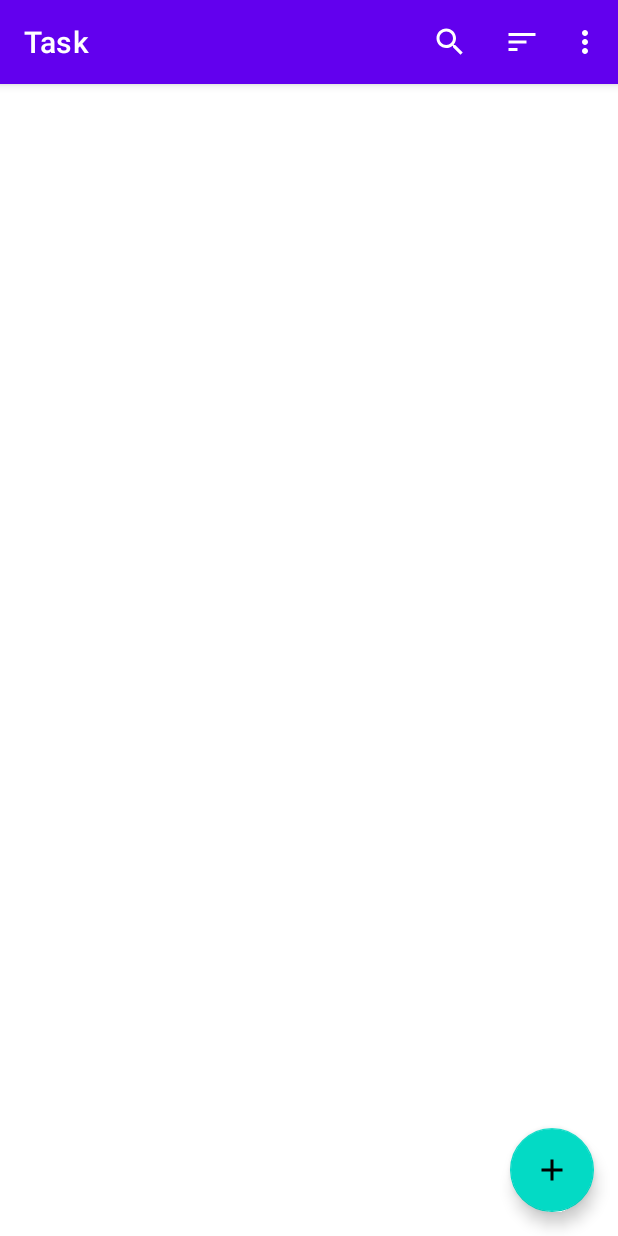
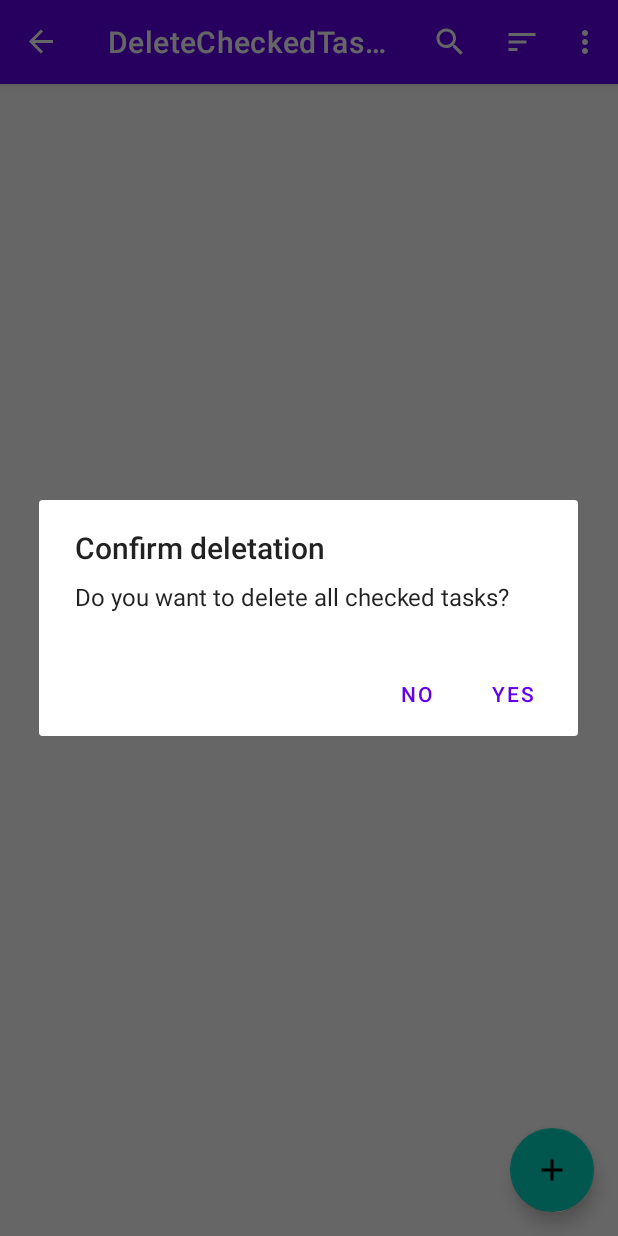
Before and after one commit to ashrafimostafa/learn-android, an Android app: the screen it shows after launch (MainActivity), in the options menu, after a tap on "Delete completed tasks", on a phone screen of 412 x 824 dp. Run offline under Robolectric (Android 15) with nearby library versions, the phone set to English and light mode, and no system bars; our stand-ins replace Dagger/Hilt's generated code, Room's generated code, navigation-ui; libraries missing offline, so code that uses them is left out: androidx.datastore.preferences, androidx.hilt, androidx.hilt.lifecycle; 2 statements that could not run were skipped.

Commit message:
delete checked task added

```diff
--- a/app/src/main/java/com/dev/learnandroid/data/local/TaskDao.kt
+++ b/app/src/main/java/com/dev/learnandroid/data/local/TaskDao.kt
@@ -26,4 +26,8 @@ interface TaskDao {
 
     @Delete
     suspend fun deleteTask(task: Task)
+
+    @Query("DELETE FROM tasktable WHERE isChecked = 1")
+    suspend fun deleteCheckedTask()
+
 }
--- /dev/null
+++ b/app/src/main/java/com/dev/learnandroid/ui/deletealldialog/DeleteCheckedTaskDialogFragment.kt
@@ -0,0 +1,24 @@
+package com.dev.learnandroid.ui.deletealldialog
+
+import android.app.Dialog
+import android.os.Bundle
+import androidx.appcompat.app.AlertDialog
+import androidx.fragment.app.DialogFragment
+import androidx.fragment.app.viewModels
+import dagger.hilt.android.AndroidEntryPoint
+
+@AndroidEntryPoint
+class DeleteCheckedTaskDialogFragment : DialogFragment() {
+
+    private val viewModel: DeleteCheckedTaskViewModel by viewModels()
+
+    override fun onCreateDialog(savedInstanceState: Bundle?): Dialog =
+        AlertDialog.Builder(requireContext())
+            .setTitle("Confirm deletation")
+            .setMessage("Do you want to delete all checked tasks?")
+            .setNegativeButton("no", null)
+            .setPositiveButton("yes") { _, _ ->
+                viewModel.onConfirmClicked()
+            }
+            .create()
+}
--- /dev/null
+++ b/app/src/main/java/com/dev/learnandroid/ui/deletealldialog/DeleteCheckedTaskViewModel.kt
@@ -0,0 +1,18 @@
+package com.dev.learnandroid.ui.deletealldialog
+
+import androidx.hilt.lifecycle.ViewModelInject
+import androidx.lifecycle.ViewModel
+import com.dev.learnandroid.data.local.TaskDao
+import com.dev.learnandroid.di.ApplicationScope
+import kotlinx.coroutines.CoroutineScope
+import kotlinx.coroutines.launch
+
+class DeleteCheckedTaskViewModel @ViewModelInject constructor(
+    private val taskDao: TaskDao,
+    @ApplicationScope private val applicationScope: CoroutineScope
+) : ViewModel() {
+
+    fun onConfirmClicked() = applicationScope.launch {
+        taskDao.deleteCheckedTask()
+    }
+}
--- a/app/src/main/java/com/dev/learnandroid/ui/task/TaskFragment.kt
+++ b/app/src/main/java/com/dev/learnandroid/ui/task/TaskFragment.kt
@@ -105,6 +105,11 @@ class TaskFragment : Fragment(R.layout.fragment_task), TaskAdapter.OnItemClickLi
                         "Task edited",
                         Snackbar.LENGTH_LONG
                     ).show()
+                    TaskViewModel.TaskEvent.NavigateToDeleteAllCheckedTask -> {
+                        val action =
+                            TaskFragmentDirections.actionGlobalDeleteCheckedTaskDialogFragment()
+                        findNavController().navigate(action)
+                    }
                 }
             }
         }
@@ -153,6 +158,7 @@ class TaskFragment : Fragment(R.layout.fragment_task), TaskAdapter.OnItemClickLi
                 true
             }
             R.id.menu_task_delete_all_completed_task -> {
+                viewModel.onDeleteAllCheckTaskClick()
                 true
             }
             else -> super.onOptionsItemSelected(item)
--- a/app/src/main/java/com/dev/learnandroid/ui/task/TaskViewModel.kt
+++ b/app/src/main/java/com/dev/learnandroid/ui/task/TaskViewModel.kt
@@ -74,6 +74,10 @@ class TaskViewModel @ViewModelInject constructor(
             taskEventChanel.send(TaskEvent.ShowEditTaskOperationMessage)
     }
 
+    fun onDeleteAllCheckTaskClick() = viewModelScope.launch {
+        taskEventChanel.send(TaskEvent.NavigateToDeleteAllCheckedTask)
+    }
+
 
     sealed class TaskEvent {
         object NavigateToAddTaskFragment : TaskEvent()
@@ -81,5 +85,6 @@ class TaskViewModel @ViewModelInject constructor(
         data class ShouldUndoDeleteTaskMessage(val task: Task) : TaskEvent()
         object ShowAddTaskOperationMessage : TaskEvent()
         object ShowEditTaskOperationMessage : TaskEvent()
+        object NavigateToDeleteAllCheckedTask : TaskEvent()
     }
 }
--- a/app/src/main/res/navigation/nav_graph.xml
+++ b/app/src/main/res/navigation/nav_graph.xml
@@ -27,4 +27,8 @@
             android:name="title"
             app:argType="string" />
     </fragment>
+    <dialog
+        android:id="@+id/deleteCheckedTaskDialogFragment"
+        android:name="com.dev.learnandroid.ui.deletealldialog.DeleteCheckedTaskDialogFragment"
+        android:label="DeleteCheckedTaskDialogFragment" /><action android:id="@+id/action_global_deleteCheckedTaskDialogFragment" app:destination="@id/deleteCheckedTaskDialogFragment"/>
 </navigation>
```
